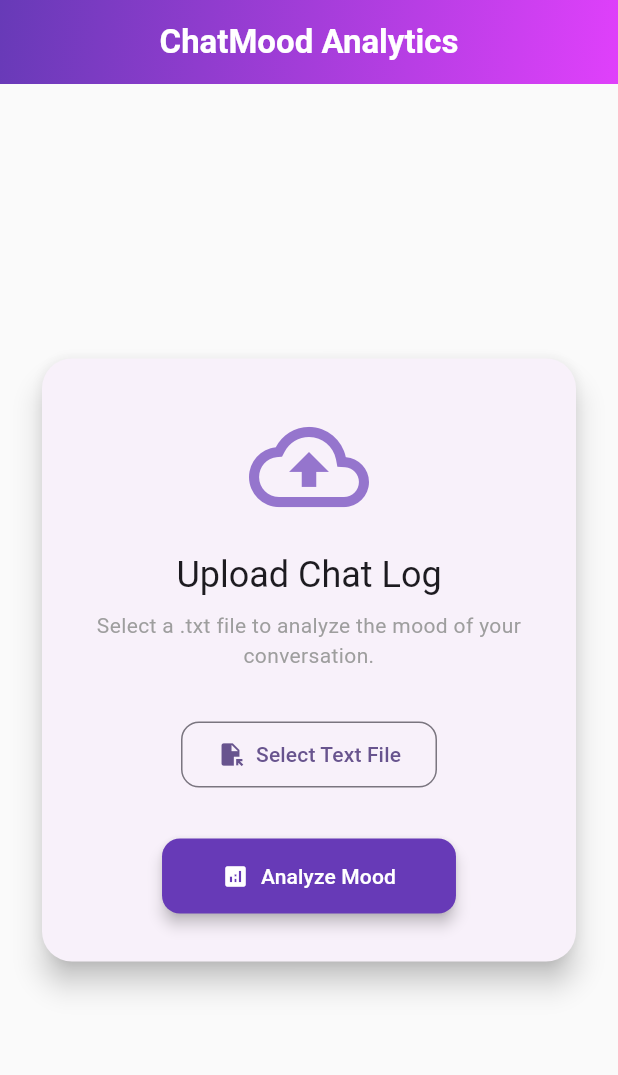
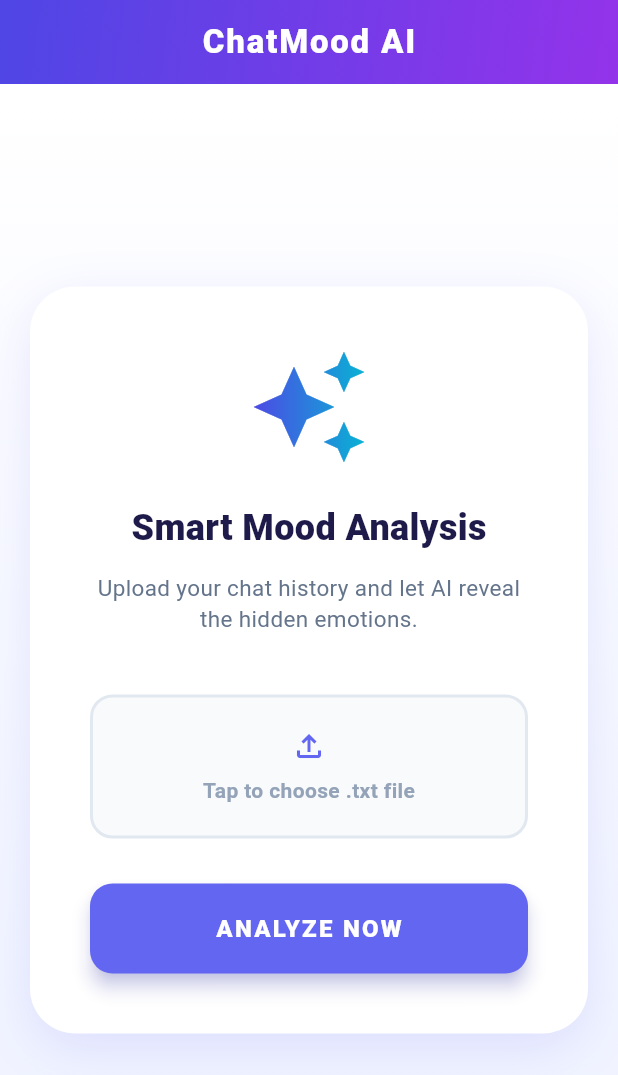
Before and after one commit to pronob002/ChatMood, a Flutter app: the screen it shows after launch, on a phone screen of 412 x 824 dp. Shown: the top 1075 px of the screen. Run offline on Flutter 3.47's test engine with Material 3 defaults, Android fonts, the phone set to English and light mode, and no system bars; our stand-ins replace animated_splash_screen, file_picker, fl_chart.

Commit message:
Update dependencies and redesign UI with Material 3
* Upgrade `file_picker` dependency and enable `useMaterial3` in theme.
* Overhaul UI with a modern design using cards, gradients, and improved typography.
* Redesign `FileUploadWidget` with a centered upload card and better file selection feedback.
* Refactor `ResultPage` to include a summary header and detailed cards for each author's sentiment breakdown.
* Enhance `LoadingPage` by significantly reducing simulation time and adding a percentage indicator.
* Add error handling with `SnackBar` notifications for upload failures.
* Specify JDK 17 path in `gradle.properties`.

```diff
--- a/APP/lib/file_upload.dart
+++ b/APP/lib/file_upload.dart
@@ -15,12 +15,15 @@ class MyApp extends StatelessWidget {
       theme: ThemeData(
         useMaterial3: true,
         colorScheme: ColorScheme.fromSeed(
-          seedColor: Colors.deepPurple,
+          seedColor: const Color(0xFF6366F1), // Vibrant Indigo
+          primary: const Color(0xFF6366F1),
+          secondary: const Color(0xFF06B6D4), // Vibrant Cyan
+          surface: Colors.white,
           brightness: Brightness.light,
         ),
         textTheme: const TextTheme(
-          headlineMedium: TextStyle(fontWeight: FontWeight.bold, color: Colors.deepPurple),
-          titleLarge: TextStyle(fontWeight: FontWeight.w600),
+          headlineMedium: TextStyle(fontWeight: FontWeight.w800, color: Color(0xFF1E1B4B)),
+          titleLarge: TextStyle(fontWeight: FontWeight.bold, letterSpacing: 0.5),
         ),
       ),
       home: const HomePage(),
@@ -34,26 +37,31 @@ class HomePage extends StatelessWidget {
   @override
   Widget build(BuildContext context) {
     return Scaffold(
+      extendBodyBehindAppBar: false,
       appBar: AppBar(
         title: const Text(
-          'ChatMood Analytics',
-          style: TextStyle(color: Colors.white, fontWeight: FontWeight.bold),
+          'ChatMood AI',
+          style: TextStyle(color: Colors.white, fontWeight: FontWeight.w900, letterSpacing: 1.2),
         ),
         centerTitle: true,
         flexibleSpace: Container(
           decoration: const BoxDecoration(
             gradient: LinearGradient(
-              colors: [Colors.deepPurple, Colors.purpleAccent],
+              colors: [Color(0xFF4F46E5), Color(0xFF9333EA)], // Indigo to Purple
               begin: Alignment.topLeft,
               end: Alignment.bottomRight,
             ),
           ),
         ),
-        elevation: 4,
+        elevation: 0,
       ),
       body: Container(
         decoration: BoxDecoration(
-          color: Colors.grey.shade50,
+          gradient: LinearGradient(
+            colors: [Colors.white, const Color(0xFFEEF2FF)], // Very subtle blue tint
+            begin: Alignment.topCenter,
+            end: Alignment.bottomCenter,
+          ),
         ),
         child: Center(child: FileUploadWidget()),
       ),
@@ -125,21 +133,26 @@ class _FileUploadWidgetState extends State<FileUploadWidget> {
             }
           }
         } else {
-          Navigator.pop(context); // Close loading
-          _showErrorSnackBar('Upload failed (Status: ${response.statusCode})');
+          Navigator.pop(context);
+          _showErrorSnackBar('Upload failed. Try again.');
         }
       } catch (e) {
-        Navigator.pop(context); // Close loading
-        _showErrorSnackBar('Error: Make sure backend is running.');
+        Navigator.pop(context);
+        _showErrorSnackBar('Connection error. Is the server running?');
       }
     } else {
-      _showErrorSnackBar('Please select a file first.');
+      _showErrorSnackBar('Select a file to begin.');
     }
   }
 
   void _showErrorSnackBar(String message) {
     ScaffoldMessenger.of(context).showSnackBar(
-      SnackBar(content: Text(message), backgroundColor: Colors.redAccent),
+      SnackBar(
+        content: Text(message, style: const TextStyle(fontWeight: FontWeight.bold)),
+        backgroundColor: const Color(0xFFEF4444), // Vibrant Red
+        behavior: SnackBarBehavior.floating,
+        shape: RoundedRectangleBorder(borderRadius: BorderRadius.circular(10)),
+      ),
     );
   }
 
@@ -148,73 +161,85 @@ class _FileUploadWidgetState extends State<FileUploadWidget> {
     String fileName = _filePath.isNotEmpty ? _filePath.split('/').last : '';
 
     return Padding(
-      padding: const EdgeInsets.all(24.0),
-      child: Card(
-        elevation: 8,
-        shape: RoundedRectangleBorder(borderRadius: BorderRadius.circular(20)),
-        child: Padding(
-          padding: const EdgeInsets.all(32.0),
+      padding: const EdgeInsets.all(20.0),
       child: Column(
         mainAxisSize: MainAxisSize.min,
         children: [
-              Icon(Icons.cloud_upload_outlined, size: 80, color: Colors.deepPurple.shade300),
-              const SizedBox(height: 16),
-              Text('Upload Chat Log', style: Theme.of(context).textTheme.headlineSmall),
+          Container(
+            padding: const EdgeInsets.all(40),
+            decoration: BoxDecoration(
+              color: Colors.white,
+              borderRadius: BorderRadius.circular(30),
+              boxShadow: [
+                BoxShadow(
+                  color: const Color(0xFF6366F1).withOpacity(0.15),
+                  blurRadius: 30,
+                  offset: const Offset(0, 10),
+                ),
+              ],
+            ),
+            child: Column(
+              children: [
+                ShaderMask(
+                  shaderCallback: (bounds) => const LinearGradient(
+                    colors: [Color(0xFF4F46E5), Color(0xFF06B6D4)],
+                  ).createShader(bounds),
+                  child: const Icon(Icons.auto_awesome, size: 80, color: Colors.white),
+                ),
+                const SizedBox(height: 24),
+                const Text(
+                  'Smart Mood Analysis',
+                  style: TextStyle(fontSize: 24, fontWeight: FontWeight.w900, color: Color(0xFF1E1B4B)),
+                ),
+                const SizedBox(height: 12),
+                const Text(
+                  'Upload your chat history and let AI reveal the hidden emotions.',
+                  textAlign: TextAlign.center,
+                  style: TextStyle(color: Color(0xFF64748B), fontSize: 15),
+                ),
+                const SizedBox(height: 40),
+                GestureDetector(
+                  onTap: _openFileExplorer,
+                  child: Container(
+                    width: double.infinity,
+                    padding: const EdgeInsets.symmetric(vertical: 20),
+                    decoration: BoxDecoration(
+                      color: const Color(0xFFF8FAFC),
+                      borderRadius: BorderRadius.circular(15),
+                      border: Border.all(color: const Color(0xFFE2E8F0), width: 2),
+                    ),
+                    child: Column(
+                      children: [
+                        const Icon(Icons.file_upload_outlined, color: Color(0xFF6366F1)),
                         const SizedBox(height: 8),
-              const Text(
-                'Select a .txt file to analyze the mood of your conversation.',
-                textAlign: TextAlign.center,
-                style: TextStyle(color: Colors.grey),
-              ),
-              const SizedBox(height: 32),
-              OutlinedButton.icon(
-                onPressed: _openFileExplorer,
-                icon: const Icon(Icons.file_open),
-                label: const Text('Select Text File'),
-                style: OutlinedButton.styleFrom(
-                  padding: const EdgeInsets.symmetric(horizontal: 24, vertical: 12),
-                  shape: RoundedRectangleBorder(borderRadius: BorderRadius.circular(12)),
-                ),
-              ),
-              if (_filePath.isNotEmpty) ...[
-                const SizedBox(height: 16),
-                Container(
-                  padding: const EdgeInsets.all(12),
-                  decoration: BoxDecoration(
-                    color: Colors.deepPurple.shade50,
-                    borderRadius: BorderRadius.circular(8),
-                  ),
-                  child: Row(
-                    children: [
-                      const Icon(Icons.description, color: Colors.deepPurple),
-                      const SizedBox(width: 8),
-                      Expanded(
-                        child: Text(
-                          fileName,
-                          style: const TextStyle(fontWeight: FontWeight.bold),
-                          overflow: TextOverflow.ellipsis,
+                        Text(
+                          _filePath.isEmpty ? 'Tap to choose .txt file' : fileName,
+                          style: TextStyle(
+                            color: _filePath.isEmpty ? const Color(0xFF94A3B8) : const Color(0xFF6366F1),
+                            fontWeight: FontWeight.bold,
                           ),
                         ),
                       ],
                     ),
                   ),
-              ],
-              const SizedBox(height: 32),
-              ElevatedButton.icon(
+                ),
+                const SizedBox(height: 30),
+                ElevatedButton(
                   onPressed: _uploadFile,
-                icon: const Icon(Icons.analytics),
-                label: const Text('Analyze Mood'),
                   style: ElevatedButton.styleFrom(
-                  backgroundColor: Colors.deepPurple,
+                    backgroundColor: const Color(0xFF6366F1),
                     foregroundColor: Colors.white,
-                  padding: const EdgeInsets.symmetric(horizontal: 40, vertical: 15),
-                  shape: RoundedRectangleBorder(borderRadius: BorderRadius.circular(12)),
-                  elevation: 4,
+                    minimumSize: const Size(double.infinity, 60),
+                    shape: RoundedRectangleBorder(borderRadius: BorderRadius.circular(15)),
+                    elevation: 5,
+                    shadowColor: const Color(0xFF6366F1).withOpacity(0.5),
                   ),
+                  child: const Text('ANALYZE NOW', style: TextStyle(fontWeight: FontWeight.w900, fontSize: 16, letterSpacing: 1.5)),
                 ),
               ],
             ),
           ),
+        ],
       ),
     );
   }
@@ -228,24 +253,26 @@ class ResultPage extends StatelessWidget {
   @override
   Widget build(BuildContext context) {
     return Scaffold(
+      backgroundColor: const Color(0xFFF8FAFC),
       appBar: AppBar(
-        title: const Text('Analysis Insights', style: TextStyle(fontWeight: FontWeight.bold, color: Colors.white)),
+        title: const Text('Analysis Report', style: TextStyle(fontWeight: FontWeight.w900, color: Colors.white)),
         centerTitle: true,
         flexibleSpace: Container(
           decoration: const BoxDecoration(
-            gradient: LinearGradient(colors: [Colors.deepPurple, Colors.purpleAccent]),
+            gradient: LinearGradient(colors: [Color(0xFF4F46E5), Color(0xFF9333EA)]),
           ),
         ),
       ),
       body: ListView(
-        padding: const EdgeInsets.all(16),
+        padding: const EdgeInsets.all(20),
         children: [
           _buildSummaryCard(),
-          const SizedBox(height: 24),
-          const Padding(
-            padding: EdgeInsets.only(left: 8.0, bottom: 8.0),
-            child: Text('Author Breakdown', style: TextStyle(fontSize: 20, fontWeight: FontWeight.bold)),
+          const SizedBox(height: 30),
+          const Text(
+            'Individual Breakdown',
+            style: TextStyle(fontSize: 22, fontWeight: FontWeight.w900, color: Color(0xFF1E1B4B)),
           ),
+          const SizedBox(height: 15),
           if (analysisResult != null && analysisResult!.containsKey('percentage_by_author'))
             ...analysisResult!['percentage_by_author'].keys.map((author) {
               return _buildAuthorCard(author, context);
@@ -256,30 +283,32 @@ class ResultPage extends StatelessWidget {
   }
 
   Widget _buildSummaryCard() {
-    return Card(
-      elevation: 4,
-      shape: RoundedRectangleBorder(borderRadius: BorderRadius.circular(15)),
-      child: Padding(
-        padding: const EdgeInsets.all(20.0),
+    return Container(
+      padding: const EdgeInsets.all(25),
+      decoration: BoxDecoration(
+        color: const Color(0xFF1E1B4B), // Deep Navy
+        borderRadius: BorderRadius.circular(25),
+        boxShadow: [
+          BoxShadow(color: const Color(0xFF1E1B4B).withOpacity(0.3), blurRadius: 20, offset: const Offset(0, 10)),
+        ],
+      ),
       child: Row(
         mainAxisAlignment: MainAxisAlignment.spaceAround,
         children: [
-            _buildStatItem('Authors', analysisResult!['total_authors'].toString(), Icons.people),
-            Container(width: 1, height: 40, color: Colors.grey.shade300),
-            _buildStatItem('Messages', analysisResult!['total_messages'].toString(), Icons.message),
+          _buildStatItem('Authors', analysisResult!['total_authors'].toString(), Icons.people_alt, const Color(0xFF818CF8)),
+          _buildStatItem('Messages', analysisResult!['total_messages'].toString(), Icons.forum, const Color(0xFF2DD4BF)),
         ],
-        ),
       ),
     );
   }
 
-  Widget _buildStatItem(String label, String value, IconData icon) {
+  Widget _buildStatItem(String label, String value, IconData icon, Color accentColor) {
     return Column(
       children: [
-        Icon(icon, color: Colors.deepPurple),
-        const SizedBox(height: 4),
-        Text(value, style: const TextStyle(fontSize: 22, fontWeight: FontWeight.bold)),
-        Text(label, style: const TextStyle(color: Colors.grey)),
+        Icon(icon, color: accentColor, size: 30),
+        const SizedBox(height: 10),
+        Text(value, style: const TextStyle(fontSize: 28, fontWeight: FontWeight.w900, color: Colors.white)),
+        Text(label, style: const TextStyle(color: Color(0xFF94A3B8), fontWeight: FontWeight.w600)),
       ],
     );
   }
@@ -287,50 +316,51 @@ class ResultPage extends StatelessWidget {
   Widget _buildAuthorCard(String author, BuildContext context) {
     int messageCount = analysisResult!['messages_by_author'][author] ?? 0;
 
-    return Card(
-      margin: const EdgeInsets.only(bottom: 16),
-      elevation: 2,
-      shape: RoundedRectangleBorder(borderRadius: BorderRadius.circular(15)),
-      child: Padding(
-        padding: const EdgeInsets.all(16.0),
+    return Container(
+      margin: const EdgeInsets.only(bottom: 20),
+      padding: const EdgeInsets.all(20),
+      decoration: BoxDecoration(
+        color: Colors.white,
+        borderRadius: BorderRadius.circular(25),
+        boxShadow: [
+          BoxShadow(color: Colors.black.withOpacity(0.05), blurRadius: 15, offset: const Offset(0, 5)),
+        ],
+      ),
       child: Column(
         crossAxisAlignment: CrossAxisAlignment.start,
         children: [
           Row(
             mainAxisAlignment: MainAxisAlignment.spaceBetween,
             children: [
-                Text(author, style: const TextStyle(fontSize: 18, fontWeight: FontWeight.bold, color: Colors.deepPurple)),
+              Text(author, style: const TextStyle(fontSize: 20, fontWeight: FontWeight.w900, color: Color(0xFF4F46E5))),
               Container(
-                  padding: const EdgeInsets.symmetric(horizontal: 10, vertical: 4),
-                  decoration: BoxDecoration(color: Colors.deepPurple.shade50, borderRadius: BorderRadius.circular(20)),
-                  child: Text('$messageCount messages', style: const TextStyle(fontSize: 12, color: Colors.deepPurple)),
+                padding: const EdgeInsets.symmetric(horizontal: 12, vertical: 6),
+                decoration: BoxDecoration(color: const Color(0xFFEEF2FF), borderRadius: BorderRadius.circular(12)),
+                child: Text('$messageCount msgs', style: const TextStyle(fontSize: 12, fontWeight: FontWeight.w800, color: Color(0xFF4F46E5))),
               ),
             ],
           ),
-            const Divider(height: 32),
+          const SizedBox(height: 25),
           AspectRatio(
-              aspectRatio: 1.7,
+            aspectRatio: 1.8,
             child: PieChart(
               PieChartData(
                 sections: _buildPieChartSections(author),
-                  centerSpaceRadius: 40,
-                  sectionsSpace: 2,
+                centerSpaceRadius: 35,
+                sectionsSpace: 4,
               ),
             ),
           ),
-            const SizedBox(height: 16),
+          const SizedBox(height: 25),
           Row(
-              mainAxisAlignment: MainAxisAlignment.center,
+            mainAxisAlignment: MainAxisAlignment.spaceAround,
             children: [
-                _buildLegendItem('Positive', Colors.green),
-                const SizedBox(width: 16),
-                _buildLegendItem('Negative', Colors.red),
-                const SizedBox(width: 16),
-                _buildLegendItem('Neutral', Colors.blue),
+              _buildLegendItem('Positive', const Color(0xFF10B981)), // Emerald
+              _buildLegendItem('Negative', const Color(0xFFF43F5E)), // Rose
+              _buildLegendItem('Neutral', const Color(0xFF3B82F6)),  // Blue
             ],
           )
         ],
-        ),
       ),
     );
   }
@@ -338,9 +368,9 @@ class ResultPage extends StatelessWidget {
   Widget _buildLegendItem(String label, Color color) {
     return Row(
       children: [
-        Container(width: 12, height: 12, decoration: BoxDecoration(color: color, shape: BoxShape.circle)),
-        const SizedBox(width: 4),
-        Text(label, style: const TextStyle(fontSize: 12)),
+        Container(width: 12, height: 12, decoration: BoxDecoration(color: color, borderRadius: BorderRadius.circular(4))),
+        const SizedBox(width: 6),
+        Text(label, style: const TextStyle(fontSize: 12, fontWeight: FontWeight.bold, color: Color(0xFF64748B))),
       ],
     );
   }
@@ -353,25 +383,25 @@ class ResultPage extends StatelessWidget {
 
     return [
       PieChartSectionData(
-        color: Colors.green,
+        color: const Color(0xFF10B981),
         value: pos,
         title: '${pos.toStringAsFixed(0)}%',
         radius: 50,
-        titleStyle: const TextStyle(fontSize: 14, fontWeight: FontWeight.bold, color: Colors.white),
+        titleStyle: const TextStyle(fontSize: 14, fontWeight: FontWeight.w900, color: Colors.white),
       ),
       PieChartSectionData(
-        color: Colors.red,
+        color: const Color(0xFFF43F5E),
         value: neg,
         title: '${neg.toStringAsFixed(0)}%',
         radius: 50,
-        titleStyle: const TextStyle(fontSize: 14, fontWeight: FontWeight.bold, color: Colors.white),
+        titleStyle: const TextStyle(fontSize: 14, fontWeight: FontWeight.w900, color: Colors.white),
       ),
       PieChartSectionData(
-        color: Colors.blue,
+        color: const Color(0xFF3B82F6),
         value: neu,
         title: '${neu.toStringAsFixed(0)}%',
         radius: 50,
-        titleStyle: const TextStyle(fontSize: 14, fontWeight: FontWeight.bold, color: Colors.white),
+        titleStyle: const TextStyle(fontSize: 14, fontWeight: FontWeight.w900, color: Colors.white),
       ),
     ];
   }
@@ -394,48 +424,42 @@ class _LoadingPageState extends State<LoadingPage> {
   }
 
   Future<void> _simulateLoading() async {
-    // Reduced the total time significantly (from 50s to ~2s)
     for (int i = 0; i < 100; i++) {
-      await Future.delayed(const Duration(milliseconds: 20));
-      if (mounted) {
-        setState(() {
-          _progress = (i + 1) / 100;
-        });
-      }
+      await Future.delayed(const Duration(milliseconds: 15));
+      if (mounted) setState(() => _progress = (i + 1) / 100);
     }
   }
 
   @override
   Widget build(BuildContext context) {
     return Scaffold(
-      backgroundColor: Colors.white,
-      body: Center(
+      body: Container(
+        width: double.infinity,
+        decoration: const BoxDecoration(
+          gradient: LinearGradient(
+            colors: [Color(0xFF4F46E5), Color(0xFF9333EA)],
+            begin: Alignment.topLeft,
+            end: Alignment.bottomRight,
+          ),
+        ),
         child: Column(
           mainAxisAlignment: MainAxisAlignment.center,
           children: [
-            Stack(
-              alignment: Alignment.center,
-              children: [
-                SizedBox(
-                  width: 120,
-                  height: 120,
-                  child: CircularProgressIndicator(
-                    value: _progress,
-                    strokeWidth: 8,
-                    backgroundColor: Colors.grey.shade200,
-                    valueColor: const AlwaysStoppedAnimation<Color>(Colors.deepPurpleAccent),
-                  ),
-                ),
-                Text('${(_progress * 100).toInt()}%', style: const TextStyle(fontSize: 20, fontWeight: FontWeight.bold)),
-              ],
+            Container(
+              padding: const EdgeInsets.all(30),
+              decoration: BoxDecoration(color: Colors.white.withOpacity(0.1), shape: BoxShape.circle),
+              child: const CircularProgressIndicator(color: Colors.white, strokeWidth: 2),
             ),
             const SizedBox(height: 40),
+            Text(
+              '${(_progress * 100).toInt()}%',
+              style: const TextStyle(fontSize: 40, fontWeight: FontWeight.w900, color: Colors.white),
+            ),
+            const SizedBox(height: 10),
             const Text(
-              'Analyzing Your Conversation...',
-              style: TextStyle(fontSize: 18, fontWeight: FontWeight.w600, color: Colors.deepPurple),
+              'DECODING EMOTIONS...',
+              style: TextStyle(color: Colors.white70, fontWeight: FontWeight.bold, letterSpacing: 2),
             ),
-            const SizedBox(height: 8),
-            const Text('Processing sentiments and authors...', style: TextStyle(color: Colors.grey)),
           ],
         ),
       ),
```
Lines whose indentation alone changed are shown as unchanged.
